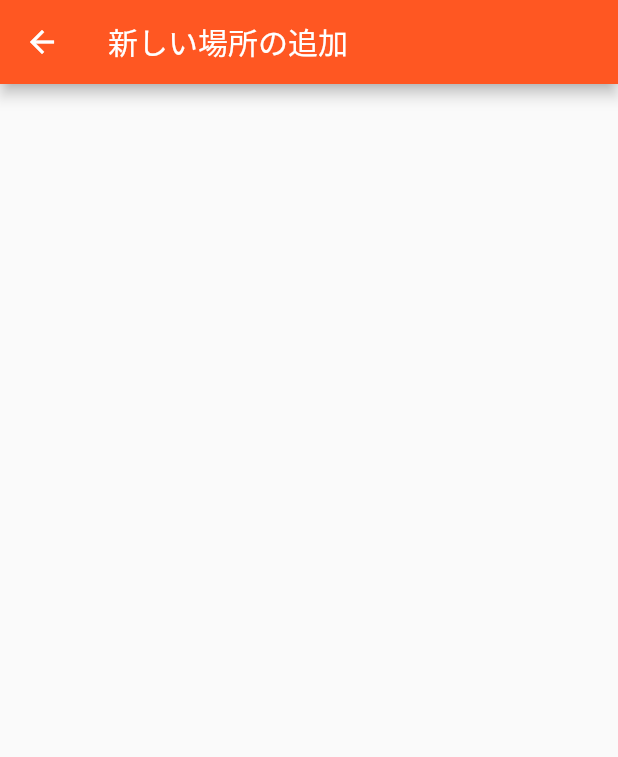
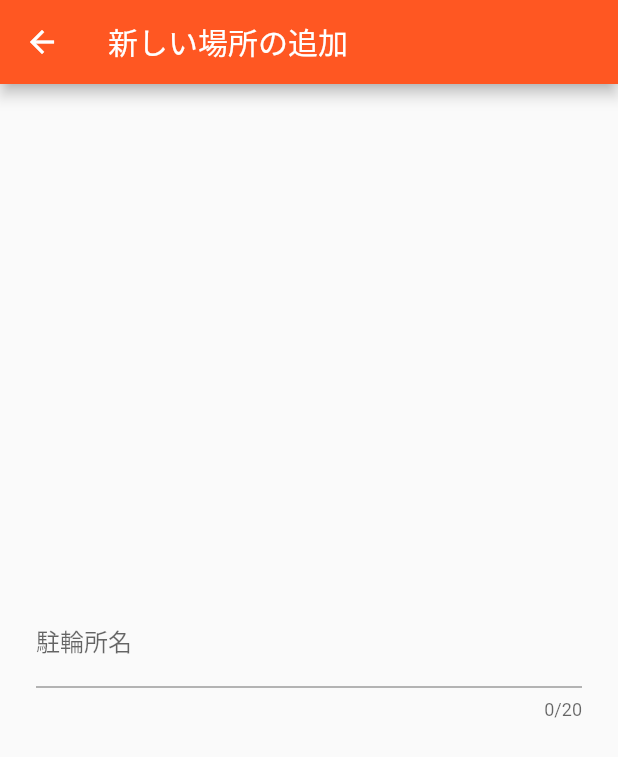
Before and after one commit to Channelsu/bicycle, a Flutter app: the SpotForm screen opened by its route, on a phone screen of 412 x 824 dp. Shown: the top 757 px of the screen. Run offline on Flutter 3.47's test engine with Material 2 defaults, Android fonts, the phone set to English and light mode, and no system bars; our stand-ins replace google_maps_flutter, location.

Commit message:
駐輪所名入力欄作成

```diff
--- a/lib/screens/spot_form.dart
+++ b/lib/screens/spot_form.dart
@@ -9,6 +9,24 @@ class _SpotFormState extends State<SpotForm> {
 
   final GlobalKey<FormState> _formKey = GlobalKey<FormState>();
 
+  String _spotName;
+
+  Widget _buildSpotName() {
+    return TextFormField(
+      decoration: InputDecoration(labelText: '駐輪所名',),
+      maxLength: 20,
+      validator: (String value) {
+        if(value.isEmpty) {
+          return '必須入力です';
+        }
+        return null;
+      },
+      onSaved: (String value) {
+        _spotName = value;
+      },
+    );
+  }
+
   @override
   Widget build(BuildContext context) {
     return Scaffold(
@@ -19,7 +37,13 @@ class _SpotFormState extends State<SpotForm> {
         margin: EdgeInsets.all(24),
         child: Form(
           key: _formKey,
-          child: Column(),
+          child: Column(
+            // 縦を基準として中央に配置
+            mainAxisAlignment: MainAxisAlignment.center,
+            children: <Widget>[
+              _buildSpotName(),
+            ],
+          ),
         ),
       ),
     );
```
